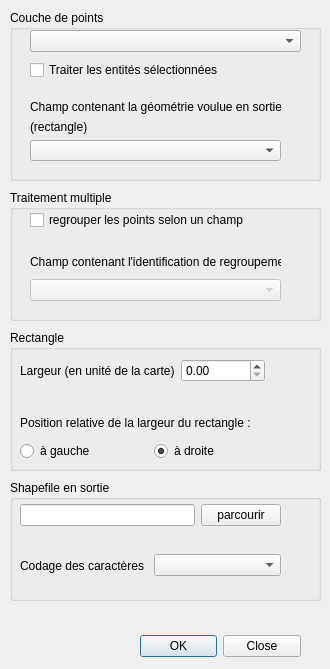
First picture: the form in ui/ui_archeocad_Rect.ui, repository alearcteam/ArcheoCAD, before the edit.
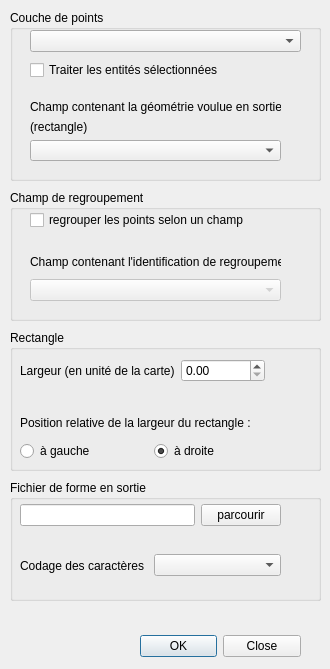
Second picture: the form after the edit.

The edit to the form file:
```diff
--- a/ui/ui_archeocad_Rect.ui
+++ b/ui/ui_archeocad_Rect.ui
@@ -134,7 +134,7 @@
     </rect>
    </property>
    <property name="title">
-    <string>Traitement multiple</string>
+    <string>Champ de regroupement</string>
    </property>
    <widget class="QWidget" name="horizontalLayoutWidget">
     <property name="geometry">
@@ -195,7 +195,7 @@
     </rect>
    </property>
    <property name="title">
-    <string>Shapefile en sortie</string>
+    <string>Fichier de forme en sortie</string>
    </property>
    <widget class="QWidget" name="horizontalLayoutWidget_4">
     <property name="geometry">
```
